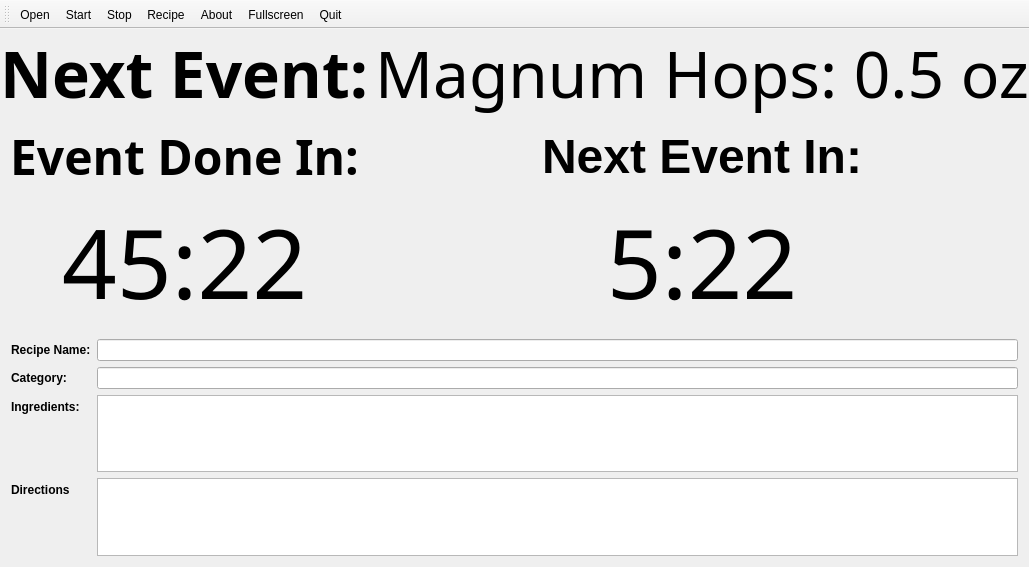
Old version of the form brewtimer.ui in the repository nelseric/brewtimer.
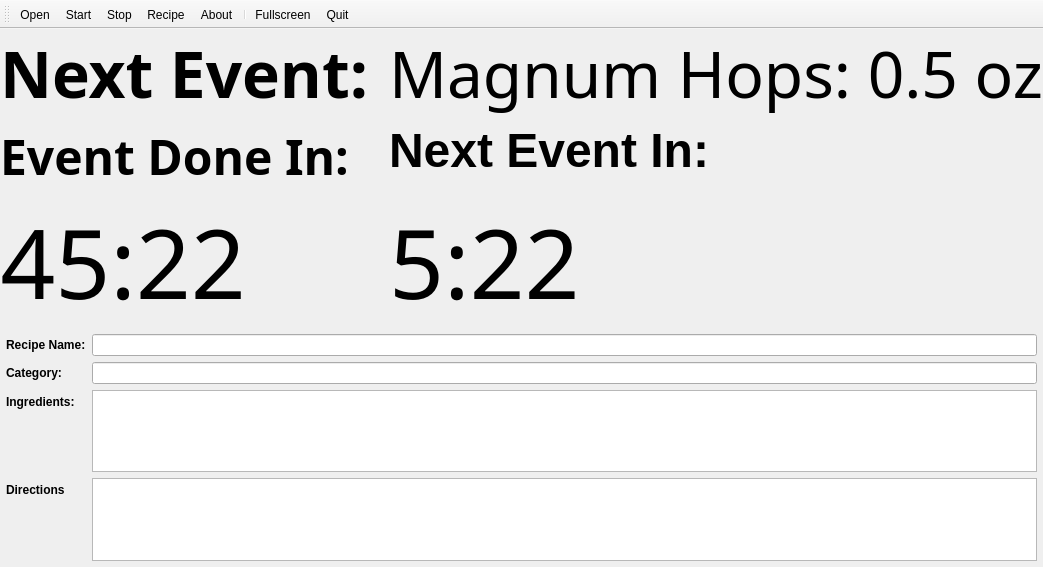
New version of the form. The open tabs and pages were chosen to show the change.

What changed in the file:
```diff
--- a/brewtimer.ui
+++ b/brewtimer.ui
@@ -14,7 +14,7 @@
    <string>BrewTimer</string>
   </property>
   <widget class="QWidget" name="centralWidget">
-   <layout class="QVBoxLayout" name="verticalLayout_2">
+   <layout class="QVBoxLayout" name="verticalLayout">
     <property name="spacing">
      <number>0</number>
     </property>
@@ -22,7 +22,10 @@
      <number>0</number>
     </property>
     <item>
-     <layout class="QGridLayout" name="gridLayout">
+     <layout class="QFormLayout" name="formLayout_2">
+      <property name="horizontalSpacing">
+       <number>20</number>
+      </property>
       <item row="0" column="0">
        <widget class="QLabel" name="label_5">
         <property name="font">
@@ -44,6 +47,12 @@
       </item>
       <item row="0" column="1">
        <widget class="QLabel" name="event_name">
+        <property name="sizePolicy">
+         <sizepolicy hsizetype="Maximum" vsizetype="Preferred">
+          <horstretch>0</horstretch>
+          <verstretch>0</verstretch>
+         </sizepolicy>
+        </property>
         <property name="font">
          <font>
           <family>Droid Sans</family>
@@ -63,12 +72,18 @@
          <enum>Qt::AutoText</enum>
         </property>
         <property name="alignment">
-         <set>Qt::AlignCenter</set>
+         <set>Qt::AlignLeading|Qt::AlignLeft|Qt::AlignVCenter</set>
         </property>
        </widget>
       </item>
       <item row="1" column="0">
        <widget class="QLabel" name="label_2">
+        <property name="sizePolicy">
+         <sizepolicy hsizetype="Maximum" vsizetype="Maximum">
+          <horstretch>0</horstretch>
+          <verstretch>0</verstretch>
+         </sizepolicy>
+        </property>
         <property name="font">
          <font>
           <family>Droid Sans</family>
@@ -89,7 +104,33 @@
         </property>
        </widget>
       </item>
-      <item row="3" column="0">
+      <item row="1" column="1">
+       <widget class="QLabel" name="label_4">
+        <property name="sizePolicy">
+         <sizepolicy hsizetype="MinimumExpanding" vsizetype="Maximum">
+          <horstretch>0</horstretch>
+          <verstretch>0</verstretch>
+         </sizepolicy>
+        </property>
+        <property name="font">
+         <font>
+          <pointsize>36</pointsize>
+          <weight>75</weight>
+          <bold>true</bold>
+         </font>
+        </property>
+        <property name="styleSheet">
+         <string notr="true"/>
+        </property>
+        <property name="text">
+         <string>Next Event In:</string>
+        </property>
+        <property name="alignment">
+         <set>Qt::AlignLeading|Qt::AlignLeft|Qt::AlignVCenter</set>
+        </property>
+       </widget>
+      </item>
+      <item row="2" column="0">
        <widget class="QLabel" name="event_done_time">
         <property name="sizePolicy">
          <sizepolicy hsizetype="MinimumExpanding" vsizetype="Preferred">
@@ -117,7 +158,7 @@
         </property>
        </widget>
       </item>
-      <item row="3" column="1">
+      <item row="2" column="1">
        <widget class="QLabel" name="event_next_time">
         <property name="font">
          <font>
@@ -135,27 +176,7 @@
          <string>5:22</string>
         </property>
         <property name="alignment">
-         <set>Qt::AlignCenter</set>
-        </property>
-       </widget>
-      </item>
-      <item row="1" column="1">
-       <widget class="QLabel" name="label_4">
-        <property name="font">
-         <font>
-          <pointsize>36</pointsize>
-          <weight>75</weight>
-          <bold>true</bold>
-         </font>
-        </property>
-        <property name="styleSheet">
-         <string notr="true"/>
-        </property>
-        <property name="text">
-         <string>Next Event In:</string>
-        </property>
-        <property name="alignment">
-         <set>Qt::AlignCenter</set>
+         <set>Qt::AlignLeading|Qt::AlignLeft|Qt::AlignVCenter</set>
         </property>
        </widget>
       </item>
@@ -167,7 +188,7 @@
        <number>0</number>
       </property>
       <widget class="QWidget" name="timer_page">
-       <layout class="QVBoxLayout" name="verticalLayout">
+       <layout class="QVBoxLayout" name="verticalLayout_2">
         <property name="spacing">
          <number>0</number>
         </property>
@@ -364,6 +385,9 @@
       </widget>
       <widget class="QWidget" name="recipe_page">
        <layout class="QFormLayout" name="formLayout">
+        <property name="margin">
+         <number>6</number>
+        </property>
         <item row="0" column="0">
          <widget class="QLabel" name="label">
           <property name="font">
@@ -446,6 +470,7 @@
    <addaction name="actionStop"/>
    <addaction name="actionRecipe"/>
    <addaction name="actionAbout"/>
+   <addaction name="separator"/>
    <addaction name="actionFullscreen"/>
    <addaction name="actionQuit"/>
   </widget>
```
Left out of the diff: 6 changed lines with no effect on the pictures.
